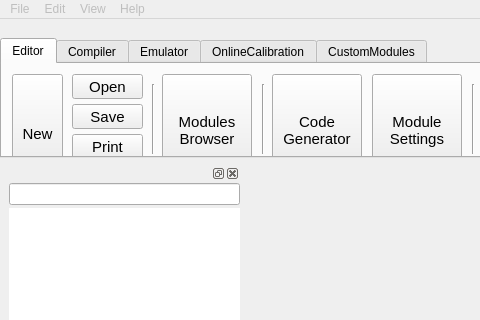
First picture: the form in dialogs/mainwindow.ui, repository L-Net-1992/ADAS_AD_Developer, before the edit; both pictures show x 0 to 480 and y 0 to 320 of the 1280 by 800 pixel window.
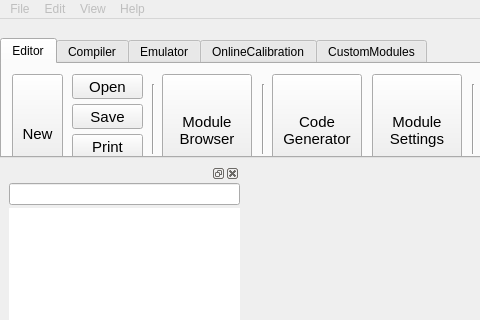
Second picture: the form after the edit. Icons and pictures are not drawn. Custom widgets are drawn as their Qt base class.

Commit message: 修改按钮标题

Patch:
```diff
--- a/dialogs/mainwindow.ui
+++ b/dialogs/mainwindow.ui
@@ -683,7 +683,7 @@
          </property>
          <property name="text">
           <string>
-Modules
+Module
 Browser</string>
          </property>
          <property name="iconSize">
```
